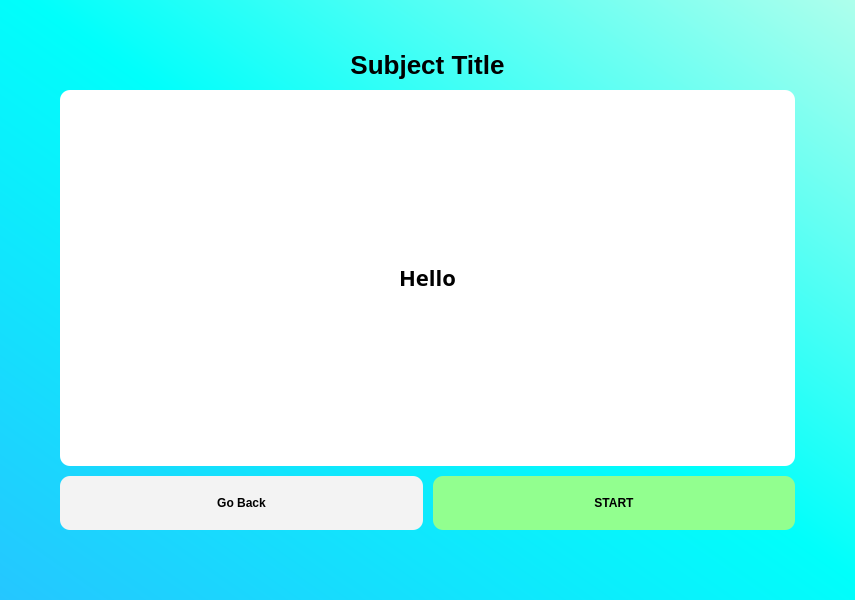
Old version of the form src/screens/subject.ui in the repository jshperalta/ai-englishTutor.
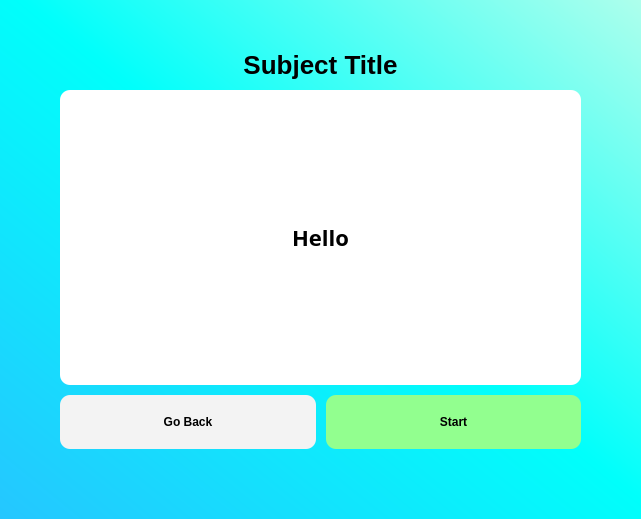
New version of the form.

What changed in the file:
```diff
--- a/src/screens/subject.ui
+++ b/src/screens/subject.ui
@@ -6,8 +6,8 @@
    <rect>
     <x>0</x>
     <y>0</y>
-    <width>855</width>
-    <height>600</height>
+    <width>641</width>
+    <height>519</height>
    </rect>
   </property>
   <property name="maximumSize">
@@ -79,12 +79,18 @@
       <enum>Qt::NoFocus</enum>
      </property>
      <property name="styleSheet">
-      <string notr="true">background-color: #f3f3f3;
+      <string notr="true">QPushButton {
+	background-color: #f3f3f3;
 	color: black; 
 	font-family: 'Gilroy';
 	font-weight: 600;
 	border-radius: 10px;
-	padding: 20px;</string>
+	padding: 20px;
+}
+
+QPushButton::hover {
+background-color:rgb(226, 226, 226);
+}</string>
      </property>
      <property name="text">
       <string>Go Back</string>
@@ -103,16 +109,21 @@
       <enum>Qt::NoFocus</enum>
      </property>
      <property name="styleSheet">
-      <string notr="true">background-color: #92ff8f;
+      <string notr="true">QPushButton {
+	background-color: #92ff8f;
 	color: black; 
 	font-family: 'Gilroy';
 	font-weight: 600;
 	border-radius: 10px;
 	padding: 20px;
-</string>
+}
+
+QPushButton::hover {
+background-color: rgb(135, 234, 131);
+}</string>
      </property>
      <property name="text">
-      <string>START</string>
+      <string>Start</string>
      </property>
     </widget>
    </item>
```
